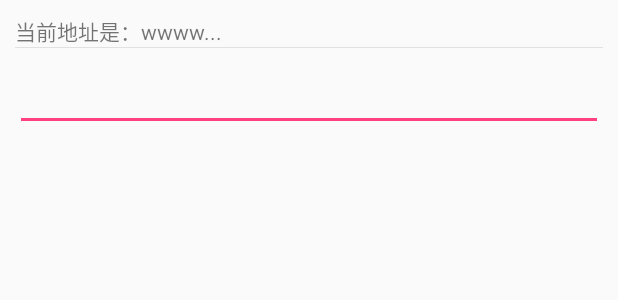
After one commit to felixcc/fpjk-nirvana-sdk-wjbridge, an Android app: the layout layout_debug_dialog.xml on its own in the app's theme, with its tools: preview values and no code run, on a phone screen of 412 x 824 dp. The commit adds this screen. Shown: the top 300 px of the screen. Run offline under Robolectric (Android 15) with nearby library versions, the light colour scheme and no system bars.

Commit message:
+ onlongclick with titlbar

```diff
--- /dev/null
+++ b/app/src/main/res/layout/layout_debug_dialog.xml
@@ -0,0 +1,25 @@
+<?xml version="1.0" encoding="utf-8"?>
+<LinearLayout xmlns:android="http://schemas.android.com/apk/res/android"
+              android:orientation="vertical"
+              android:padding="10dp"
+              android:layout_width="match_parent"
+              android:layout_height="match_parent">
+
+    <TextView
+            android:id="@+id/tvCurrentUrl"
+            android:text="当前地址是：wwww..."
+            android:layout_width="match_parent"
+            android:layout_height="wrap_content"/>
+
+    <View
+            android:background="#E1E1E1"
+            android:layout_width="match_parent"
+            android:layout_height="1px"/>
+
+    <EditText
+            android:layout_marginTop="10dp"
+            android:layout_width="match_parent"
+            android:layout_height="wrap_content"
+            android:inputType="text"
+            android:id="@+id/etUrl"/>
+</LinearLayout>
--- a/nirvana/src/main/java/fpjk/nirvana/sdk/wjbridge/business/FpjkView.java
+++ b/nirvana/src/main/java/fpjk/nirvana/sdk/wjbridge/business/FpjkView.java
@@ -63,6 +63,10 @@ public class FpjkView extends RelativeLayout {
 
         RelativeLayout.LayoutParams rl = new RelativeLayout.LayoutParams(-1, -1);
         addView(v, rl);
+    }
+
+    public void debugEnabled(View.OnLongClickListener o) {
+        mIvTitleBarTitle.setOnLongClickListener(o);
     }
 
     public WJBridgeWebView getDefaultWJBridgeWebView() {
--- a/nirvana/src/main/java/fpjk/nirvana/sdk/wjbridge/business/FpjkWJSDKMgr.java
+++ b/nirvana/src/main/java/fpjk/nirvana/sdk/wjbridge/business/FpjkWJSDKMgr.java
@@ -1,6 +1,7 @@
 package fpjk.nirvana.sdk.wjbridge.business;
 
 import android.app.Activity;
+import android.view.View;
 
 import fpjk.nirvana.sdk.wjbridge.jsbridge.WJBridgeUtils;
 
@@ -71,6 +72,10 @@ public class FpjkWJSDKMgr {
         mFpjkView.getDefaultWJBridgeWebView().reload();
     }
 
+    public void debugEnabled(View.OnLongClickListener o) {
+        mFpjkView.setOnLongClickListener(o);
+    }
+
     public void sendMessages(String msg) {
         WJBridgeUtils.checkNoNull(mFpjkView, "FpjkView not NULL!");
 //        FpjkBusiness.newInstance(context, mFpjkView.getDefaultWJBridgeWebView()).sendMessages(msg);
```
Also changed, not shown: app/build.gradle (+5 -5 lines), app/src/main/java/fpjk/nirvana/sdk/MainActivity.java (+42 -1 lines), nirvana/build.gradle (+3 -5 lines), 1 other file.
